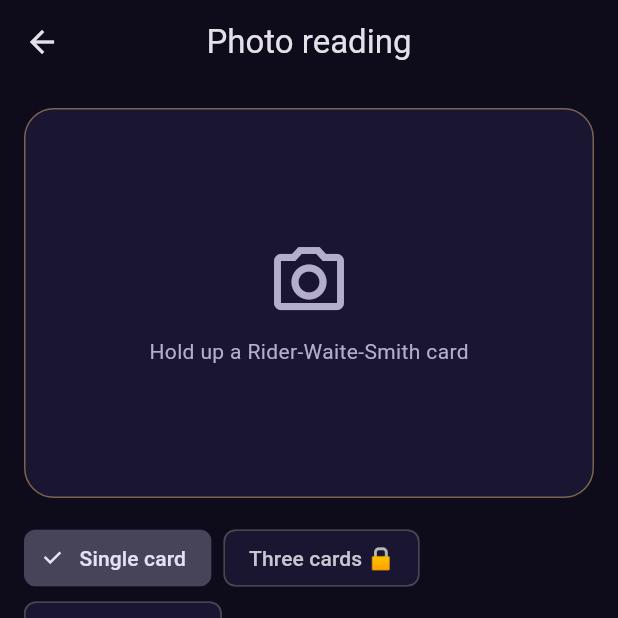
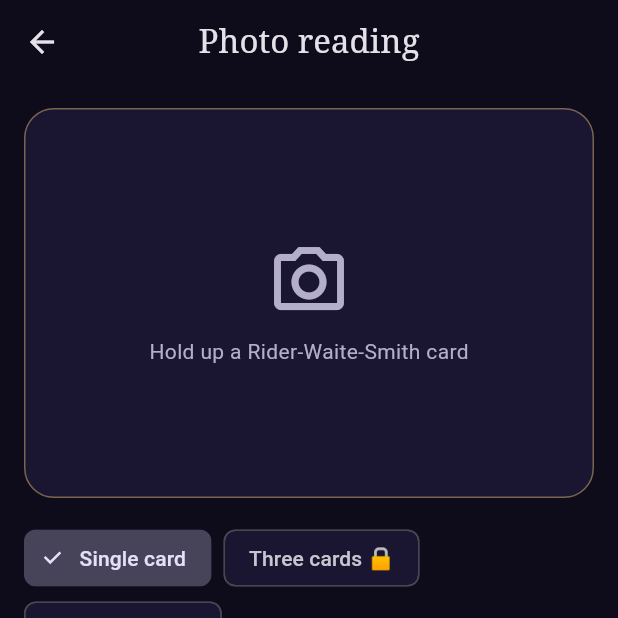
Before and after one commit to Yunlong2601/tarot-app, a Flutter app: the ReadHomeScreen screen opened by its route, after a tap on "Photo reading", on a phone screen of 412 x 824 dp, the top half of it. Run offline on Flutter 3.47's test engine with Material 3 defaults, Android fonts, the phone set to English and light mode, and no system bars; our stand-ins replace camera, flutter_local_notifications, flutter_timezone, go_router, shared_preferences, sqflite and 1 more; missing offline and left inert: purchases_flutter, tflite_flutter; accounts and stored records are empty.

Commit message:
Brand polish: logo mark, wordmark, card fan, serif headlines, glow, richer paywall and onboarding
Co-Authored-By: Claude Sonnet 5.5 <noreply@anthropic.com>

```diff
--- /dev/null
+++ b/app/lib/app/brand.dart
@@ -0,0 +1,225 @@
+import 'dart:math' as math;
+
+import 'package:flutter/material.dart';
+
+import 'theme.dart';
+
+/// ShenTarot brand pieces, all drawn in code (original art, no assets).
+
+/// Turn off for tests: an endless animation stops `pumpAndSettle` from finishing.
+bool brandAnimations = true;
+
+/// The logo: a tarot card outline with an eye, same drawing as the app icon.
+class BrandMark extends StatelessWidget {
+  const BrandMark({super.key, this.size = 32});
+  final double size;
+
+  @override
+  Widget build(BuildContext context) => Semantics(
+    label: 'ShenTarot logo',
+    image: true,
+    child: SizedBox(
+      width: size * 0.62,
+      height: size,
+      child: CustomPaint(painter: EyeCardPainter(AppColors.gold)),
+    ),
+  );
+}
+
+/// "SHENTAROT" in spaced capitals with a soft gold gradient.
+class BrandWordmark extends StatelessWidget {
+  const BrandWordmark({super.key, this.size = 15});
+  final double size;
+
+  @override
+  Widget build(BuildContext context) => ShaderMask(
+    shaderCallback: (r) =>
+        const LinearGradient(colors: [AppColors.goldLight, AppColors.gold])
+            .createShader(r),
+    blendMode: BlendMode.srcIn,
+    child: Text(
+      'SHENTAROT',
+      // A logo stays one size; it should not grow with the text-size setting.
+      textScaler: TextScaler.noScaling,
+      style: TextStyle(
+        fontSize: size,
+        letterSpacing: size * 0.28,
+        fontWeight: FontWeight.w600,
+        color: Colors.white,
+      ),
+    ),
+  );
+}
+
+/// Logo + wordmark side by side.
+class BrandLockup extends StatelessWidget {
+  const BrandLockup({super.key, this.size = 26});
+  final double size;
+
+  @override
+  Widget build(BuildContext context) => Row(
+    mainAxisSize: MainAxisSize.min,
+    children: [
+      BrandMark(size: size),
+      SizedBox(width: size * 0.4),
+      BrandWordmark(size: size * 0.6),
+    ],
+  );
+}
+
+class EyeCardPainter extends CustomPainter {
+  const EyeCardPainter(this.color);
+  final Color color;
+
+  @override
+  void paint(Canvas canvas, Size size) {
+    final w = size.width, h = size.height;
+    final stroke = Paint()
+      ..style = PaintingStyle.stroke
+      ..color = color
+      ..strokeWidth = math.max(1, w * 0.045)
+      ..strokeCap = StrokeCap.round
+      ..strokeJoin = StrokeJoin.round;
+    final fill = Paint()..color = color;
+    canvas.drawRRect(
+      RRect.fromRectAndRadius(
+        Rect.fromLTWH(
+          stroke.strokeWidth / 2,
+          stroke.strokeWidth / 2,
+          w - stroke.strokeWidth,
+          h - stroke.strokeWidth,
+        ),
+        Radius.circular(w * 0.1),
+      ),
+      stroke,
+    );
+    final c = Offset(w / 2, h / 2);
+    final ew = w * 0.62, eh = ew * 0.4;
+    final eye = Path()
+      ..moveTo(c.dx - ew / 2, c.dy)
+      ..quadraticBezierTo(c.dx, c.dy - eh * 1.6, c.dx + ew / 2, c.dy)
+      ..quadraticBezierTo(c.dx, c.dy + eh * 1.6, c.dx - ew / 2, c.dy)
+      ..close();
+    canvas.drawPath(eye, stroke);
+    canvas.drawCircle(c, eh * 0.6, stroke);
+    canvas.drawCircle(c, eh * 0.22, fill);
+  }
+
+  @override
+  bool shouldRepaint(EyeCardPainter old) => old.color != color;
+}
+
+/// Card back used for face-down cards, the landing fan and the paywall.
+class CardBack extends StatelessWidget {
+  const CardBack({super.key, this.width = 90});
+  final double width;
+
+  @override
+  Widget build(BuildContext context) {
+    final r = width * 0.09;
+    return Container(
+      width: width,
+      height: width * 1.6,
+      decoration: BoxDecoration(
+        gradient: const LinearGradient(
+          begin: Alignment.topLeft,
+          end: Alignment.bottomRight,
+          colors: [AppColors.surfaceHigh, AppColors.background],
+        ),
+        border: Border.all(color: AppColors.gold, width: 1.5),
+        borderRadius: BorderRadius.circular(r),
+        boxShadow: [
+          BoxShadow(
+            color: AppColors.gold.withValues(alpha: 0.22),
+            blurRadius: width * 0.25,
+          ),
+        ],
+      ),
+      child: Container(
+        margin: EdgeInsets.all(width * 0.07),
+        decoration: BoxDecoration(
+          border: Border.all(color: AppColors.gold.withValues(alpha: 0.4)),
+          borderRadius: BorderRadius.circular(r * 0.6),
+        ),
+        child: Center(
+          child: SizedBox(
+            width: width * 0.44,
+            height: width * 0.7,
+            child: CustomPaint(
+              painter: EyeCardPainter(AppColors.gold.withValues(alpha: 0.85)),
+            ),
+          ),
+        ),
+      ),
+    );
+  }
+}
+
+/// Three card backs fanned out and gently floating. Stays still when the
+/// device asks for reduced motion.
+class CardFan extends StatefulWidget {
+  const CardFan({super.key, this.cardWidth = 120});
+  final double cardWidth;
+
+  @override
+  State<CardFan> createState() => _CardFanState();
+}
+
+class _CardFanState extends State<CardFan> with SingleTickerProviderStateMixin {
+  late final AnimationController _c = AnimationController(
+    vsync: this,
+    duration: const Duration(seconds: 5),
+  );
+
+  @override
+  void didChangeDependencies() {
+    super.didChangeDependencies();
+    if (!brandAnimations || MediaQuery.disableAnimationsOf(context)) {
+      _c.stop();
+    } else if (!_c.isAnimating) {
+      _c.repeat(reverse: true);
+    }
+  }
+
+  @override
+  void dispose() {
+    _c.dispose();
+    super.dispose();
+  }
+
+  @override
+  Widget build(BuildContext context) {
+    final w = widget.cardWidth;
+    return ExcludeSemantics(
+      child: AnimatedBuilder(
+        animation: _c,
+        builder: (_, _) {
+          final t = Curves.easeInOut.transform(_c.value);
+          Widget card(double angle, double dx, double dy) =>
+              Transform.translate(
+                offset: Offset(
+                  dx * w,
+                  dy * w + (t - 0.5) * 8 * (angle == 0 ? 1.4 : 1),
+                ),
+                child: Transform.rotate(
+                  angle: angle,
+                  child: CardBack(width: w),
+                ),
+              );
+          return SizedBox(
+            width: w * 2.4,
+            height: w * 1.9,
+            child: Stack(
+              alignment: Alignment.center,
+              children: [
+                card(-0.28, -0.62, 0.08),
+                card(0.28, 0.62, 0.08),
+                card(0, 0, -0.02),
+              ],
+            ),
+          );
+        },
+      ),
+    );
+  }
+}
--- a/app/lib/features/paywall/paywall_screen.dart
+++ b/app/lib/features/paywall/paywall_screen.dart
@@ -2,6 +2,7 @@ import 'package:flutter/material.dart';
 import 'package:go_router/go_router.dart';
 
 import '../../app/app_scope.dart';
+import '../../app/brand.dart';
 import '../../app/theme.dart';
 import '../../core/subscription_service.dart';
 
@@ -106,6 +107,10 @@ class _PaywallScreenState extends State<PaywallScreen> {
       body: ListView(
         padding: const EdgeInsets.all(24),
         children: [
+          const Center(child: CardFan(cardWidth: 64)),
+          const SizedBox(height: 4),
+          const Center(child: BrandWordmark(size: 13)),
+          const SizedBox(height: 12),
           Text(
             'Unlock Premium',
             style: Theme.of(context).textTheme.headlineMedium,
--- a/app/lib/features/read/hero_background.dart
+++ b/app/lib/features/read/hero_background.dart
@@ -2,6 +2,7 @@ import 'dart:math' as math;
 
 import 'package:flutter/material.dart';
 
+import '../../app/brand.dart';
 import '../../app/theme.dart';
 
 /// Landing backdrop. Shows `assets/hero/hero.jpg` when the owner adds it,
@@ -19,7 +20,10 @@ class HeroBackground extends StatelessWidget {
           'assets/hero/hero.jpg',
           fit: BoxFit.cover,
           alignment: Alignment.topCenter,
-          errorBuilder: (_, _, _) => const SizedBox.shrink(),
+          errorBuilder: (_, _, _) => const Align(
+            alignment: Alignment(0, -0.45),
+            child: CardFan(cardWidth: 118),
+          ),
         ),
         // Fade to the app background so the text and button stay readable.
         const DecoratedBox(
--- a/app/lib/features/read/read_home_screen.dart
+++ b/app/lib/features/read/read_home_screen.dart
@@ -3,6 +3,7 @@ import 'package:go_router/go_router.dart';
 
 import '../../app/app_scope.dart';
 import '../../app/app_state.dart';
+import '../../app/brand.dart';
 import '../../app/theme.dart';
 import '../../data/models.dart';
 import 'hero_background.dart';
@@ -33,14 +34,7 @@ class ReadHomeScreen extends StatelessWidget {
                       child: Column(
                         crossAxisAlignment: CrossAxisAlignment.start,
                         children: [
-                          const Text(
-                            'SHENTAROT',
-                            style: TextStyle(
-                              letterSpacing: 4,
-                              fontWeight: FontWeight.w600,
-                              color: AppColors.gold,
-                            ),
-                          ),
+                          const BrandLockup(),
                           const Spacer(),
                           Center(
                             child: Column(
```
Also changed, not shown: app/lib/app/theme.dart (+22 -0 lines), app/lib/features/cards/card_art.dart (+11 -0 lines), app/lib/features/onboarding/onboarding_screen.dart (+27 -1 lines), app/lib/features/read/digital_reading_screen.dart (+1 -33 lines), 7 other files.
